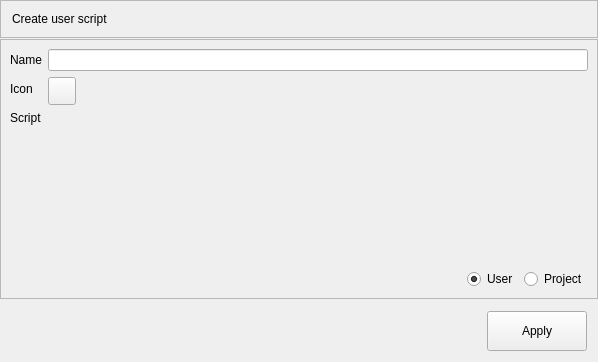
First picture: the form in App/ui_files/create_user_script_widget.ui, repository Wizard-collab/Wizard, before the edit.
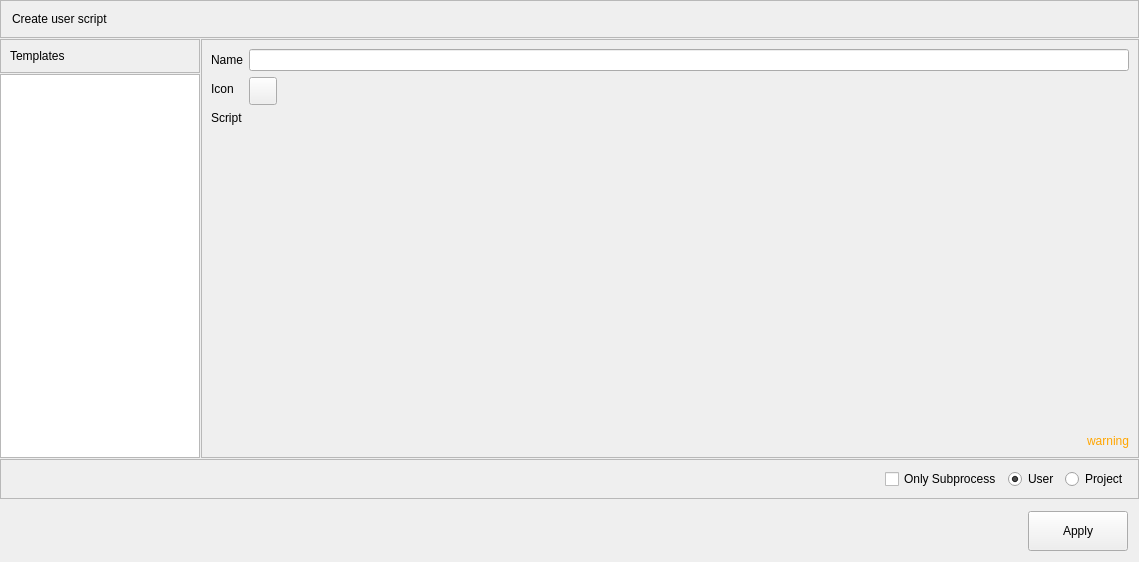
Second picture: the form after the edit.

Commit message: New user scripts functions

```diff
--- a/App/ui_files/create_user_script_widget.ui
+++ b/App/ui_files/create_user_script_widget.ui
@@ -6,8 +6,8 @@
    <rect>
     <x>0</x>
     <y>0</y>
-    <width>598</width>
-    <height>362</height>
+    <width>1139</width>
+    <height>562</height>
    </rect>
   </property>
   <property name="windowTitle">
@@ -73,6 +73,71 @@
     </widget>
    </item>
    <item>
+    <layout class="QHBoxLayout" name="horizontalLayout_3">
+     <property name="spacing">
+      <number>1</number>
+     </property>
+     <property name="leftMargin">
+      <number>0</number>
+     </property>
+     <item>
+      <layout class="QVBoxLayout" name="verticalLayout_4">
+       <property name="spacing">
+        <number>1</number>
+       </property>
+       <property name="leftMargin">
+        <number>0</number>
+       </property>
+       <item>
+        <widget class="QFrame" name="frame_3">
+         <property name="sizePolicy">
+          <sizepolicy hsizetype="Preferred" vsizetype="Preferred">
+           <horstretch>0</horstretch>
+           <verstretch>0</verstretch>
+          </sizepolicy>
+         </property>
+         <property name="frameShape">
+          <enum>QFrame::StyledPanel</enum>
+         </property>
+         <property name="frameShadow">
+          <enum>QFrame::Raised</enum>
+         </property>
+         <layout class="QVBoxLayout" name="verticalLayout_5">
+          <item>
+           <widget class="QLabel" name="label_4">
+            <property name="sizePolicy">
+             <sizepolicy hsizetype="Fixed" vsizetype="Preferred">
+              <horstretch>0</horstretch>
+              <verstretch>0</verstretch>
+             </sizepolicy>
+            </property>
+            <property name="text">
+             <string>Templates</string>
+            </property>
+           </widget>
+          </item>
+         </layout>
+        </widget>
+       </item>
+       <item>
+        <widget class="QListWidget" name="scripts_templates_listWidget">
+         <property name="minimumSize">
+          <size>
+           <width>200</width>
+           <height>0</height>
+          </size>
+         </property>
+         <property name="maximumSize">
+          <size>
+           <width>200</width>
+           <height>16777215</height>
+          </size>
+         </property>
+        </widget>
+       </item>
+      </layout>
+     </item>
+     <item>
     <widget class="QFrame" name="frame">
      <property name="frameShape">
       <enum>QFrame::StyledPanel</enum>
@@ -132,6 +197,37 @@
        </layout>
       </item>
       <item>
+         <widget class="QLabel" name="create_user_script_warning_label">
+          <property name="sizePolicy">
+           <sizepolicy hsizetype="Preferred" vsizetype="Fixed">
+            <horstretch>0</horstretch>
+            <verstretch>0</verstretch>
+           </sizepolicy>
+          </property>
+          <property name="styleSheet">
+           <string notr="true">color:orange;</string>
+          </property>
+          <property name="text">
+           <string>warning</string>
+          </property>
+          <property name="alignment">
+           <set>Qt::AlignRight|Qt::AlignTrailing|Qt::AlignVCenter</set>
+          </property>
+         </widget>
+        </item>
+       </layout>
+      </widget>
+     </item>
+    </layout>
+   </item>
+   <item>
+    <widget class="QFrame" name="frame_4">
+     <property name="frameShape">
+      <enum>QFrame::StyledPanel</enum>
+     </property>
+     <property name="frameShadow">
+      <enum>QFrame::Raised</enum>
+     </property>
        <layout class="QHBoxLayout" name="horizontalLayout_2">
         <item>
          <spacer name="horizontalSpacer_2">
@@ -146,6 +242,13 @@
           </property>
          </spacer>
         </item>
+      <item>
+       <widget class="QCheckBox" name="only_subprocess_checkBox">
+        <property name="text">
+         <string>Only Subprocess</string>
+        </property>
+       </widget>
+      </item>
         <item>
          <widget class="QRadioButton" name="create_script_user_radioButton">
           <property name="text">
@@ -162,8 +265,6 @@
            <string>Project</string>
           </property>
          </widget>
-        </item>
-       </layout>
       </item>
      </layout>
     </widget>
```
Lines whose indentation alone changed are shown as unchanged. The commit also changes 25 other files.
